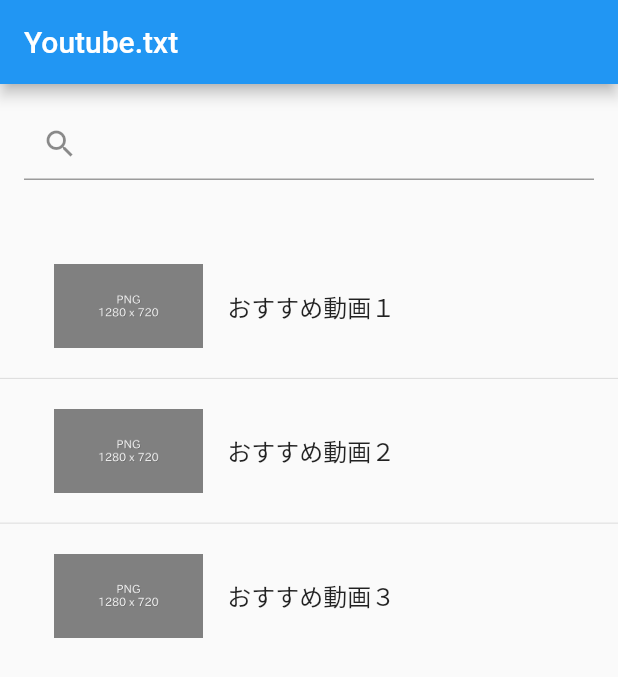
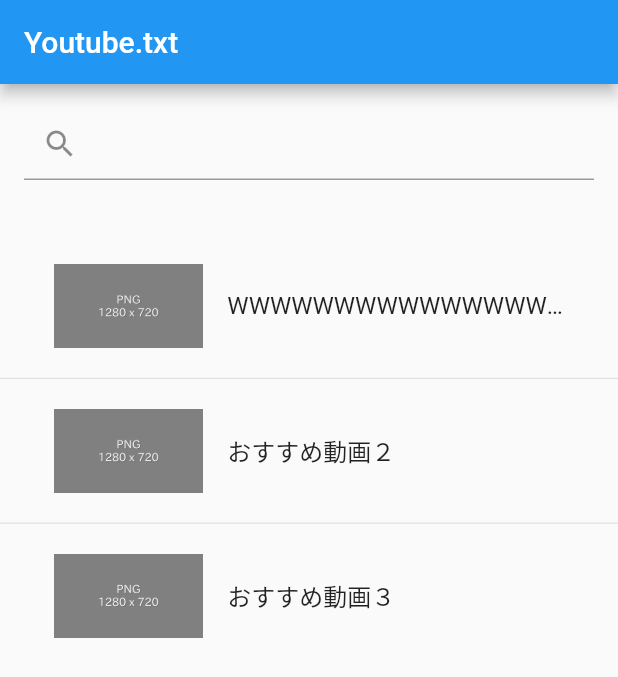
Before and after one commit to K-Hayashi884/Practice-of-Information-Systems-2nd-frontend, a Flutter app: the screen it shows after launch, on a phone screen of 412 x 824 dp. Shown: the top 677 px of the screen. Run offline on Flutter 3.47's test engine with Material 2 defaults, Android fonts, the phone set to English and light mode, and no system bars.

Commit message:
文字列の丸めの追加

```diff
--- a/youtube_txt/lib/top.dart
+++ b/youtube_txt/lib/top.dart
@@ -29,13 +29,18 @@
             VideoList([
               VideoListTile(Video(
                 url: "www.google.com",
-                title: "おすすめ動画１",
+                title:
+                    "WWWWWWWWWWWWWWWWWWWWWWWWWWWWWWWWWWWWWWWWWWWWWWWWWWWWWWWWWWWWWWWWW",
                 image: Image.asset("images/dummy_thumbnail.png"),
                 indices: [
                   {"timestamp": "0:20", "headline": "オープニング"},
                   {"timestamp": "10:33", "headline": "議題１"},
                 ],
-                comments: ["12:34 ここ好き", "56:78 ここ好き"],
+                comments: [
+                  "12:34 ここ好き",
+                  "56:78 ここ好き",
+                  "WWWWWWWWWWWWWWWWWWWWWWWWWWWWWWWWWWWWWWWWWWWWWWWWWWWWWWWWWWWWWWWWWWWWWWWWWWWWWWWWWWWWW"
+                ],
               )),
               VideoListTile(Video(
                 url: "www.google.com",
--- a/youtube_txt/lib/widget/video_list.dart
+++ b/youtube_txt/lib/widget/video_list.dart
@@ -35,7 +35,10 @@
   Widget build(BuildContext context) {
     return ListTile(
       leading: SizedBox(height: 120, child: _video.image),
-      title: Text(_video.title),
+      title: Text(
+        _video.title,
+        overflow: TextOverflow.ellipsis,
+      ),
       onTap: () {
         Navigator.pushNamed(context, "index", arguments: _video);
       },
```
